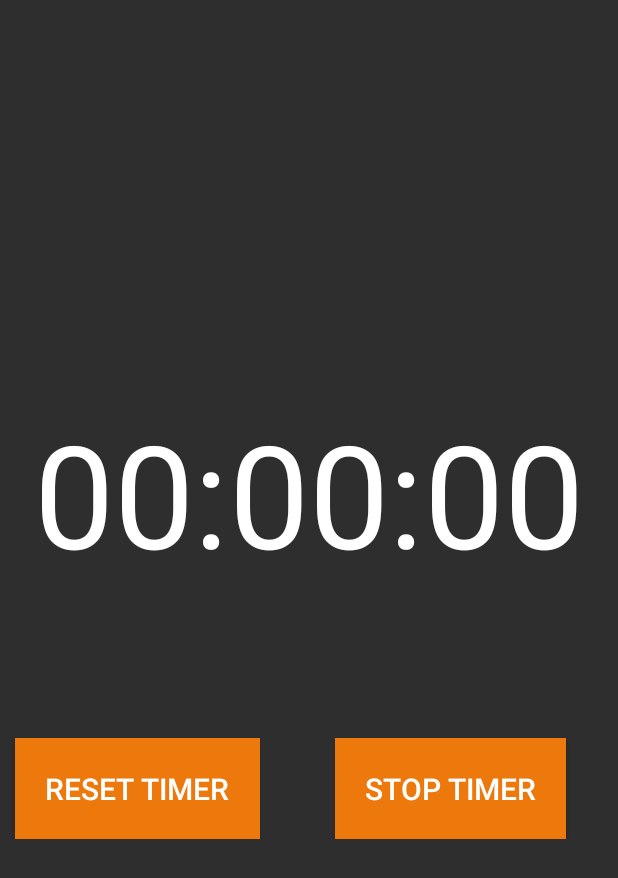
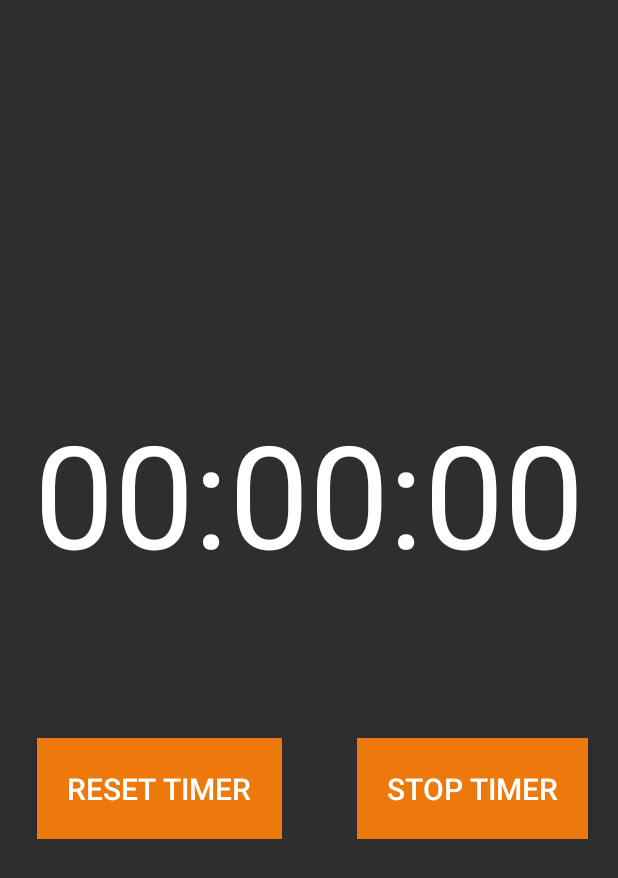
Before and after one commit to rapterjet2004/Timer, an Android app: the SecondActivity screen opened directly, with no data from a screen before it, on a phone screen of 412 x 824 dp. Shown: the top 878 px of the screen. Run offline under Robolectric (Android 15) with nearby library versions, the phone set to English and light mode, and no system bars.

Commit message:
updated layouts, fixed orientation bug

```diff
--- a/app/src/main/java/com/example/timer/SecondActivity.java
+++ b/app/src/main/java/com/example/timer/SecondActivity.java
@@ -1,6 +1,7 @@
 package com.example.timer;
 
 import android.content.Intent;
+import android.content.res.Configuration;
 import android.os.Bundle;
 import android.os.CountDownTimer;
 import android.util.Log;
@@ -14,7 +15,7 @@ public class SecondActivity extends AppCompatActivity {
     private final String TAG = "SecondActivity.java";
     private int hours, minutes, seconds;
     private boolean isPaused, isPressed;
-    private long timeRemaining; // I have the time remaining when the countdowntimer was canceled.
+    private long timeRemaining; // I have the time remaining when the count down timer was canceled.
     private CountDownTimer mTimer;
     private TextView timer;
     private Button resetBtn, stopBtn;
@@ -25,6 +26,7 @@ public class SecondActivity extends AppCompatActivity {
         super.onCreate(savedInstanceState);
         setContentView(R.layout.activity_second);
         start();
+
     }
 
     private void gatherDataFromIntent()
--- a/app/src/main/res/layout-land/activity_second.xml
+++ /dev/null
@@ -1,71 +0,0 @@
-<?xml version="1.0" encoding="utf-8"?>
-<ScrollView xmlns:android="http://schemas.android.com/apk/res/android"
-    android:layout_width="match_parent"
-    android:layout_height="match_parent"
-    android:background="@color/darkergray"
-    >
-    <LinearLayout
-        android:layout_width="match_parent"
-        android:layout_height="match_parent"
-        android:orientation="vertical"
-        >
-
-        <RelativeLayout
-            android:layout_width="wrap_content"
-            android:layout_height="wrap_content"
-            android:layout_gravity="center_horizontal"
-            >
-
-            <TextView
-                android:id="@+id/timer"
-                android:layout_width="wrap_content"
-                android:layout_height="wrap_content"
-                android:layout_marginTop="10dp"
-                android:text="00:01:30"
-                android:textSize="100sp"
-                android:textColor="@color/white"
-                />
-
-
-        </RelativeLayout>
-        <RelativeLayout
-            android:layout_width="wrap_content"
-            android:layout_height="wrap_content"
-            android:layout_gravity="center_horizontal"
-            >
-
-            <Button
-                android:id="@+id/resetButton"
-                android:layout_width="wrap_content"
-                android:layout_height="wrap_content"
-                android:layout_marginTop="100dp"
-                android:layout_marginLeft="10dp"
-                android:padding="20dp"
-                android:text="Reset Timer"
-                android:textSize="20sp"
-                android:textColor="@color/white"
-                android:background="@color/orange"
-
-                />
-
-            <Button
-                android:id="@+id/stopButton"
-                android:layout_width="wrap_content"
-                android:layout_height="wrap_content"
-                android:layout_marginTop="100dp"
-                android:layout_marginLeft="50dp"
-                android:layout_marginRight="5dp"
-                android:layout_toRightOf="@+id/resetButton"
-                android:padding="20dp"
-                android:text="Stop Timer"
-                android:textSize="20sp"
-                android:textColor="@color/white"
-                android:background="@color/orange"
-                />
-
-
-        </RelativeLayout>
-
-
-    </LinearLayout>
-</ScrollView>
--- a/app/src/main/res/layout/activity_second.xml
+++ b/app/src/main/res/layout/activity_second.xml
@@ -20,7 +20,7 @@
                 android:id="@+id/timer"
                 android:layout_width="match_parent"
                 android:layout_height="wrap_content"
-                android:text="00:01:30"
+                android:text="00:02:30"
                 android:textSize="95sp"
                 android:textAlignment="center"
                 android:textColor="@color/white"
@@ -28,8 +28,9 @@
 
         </RelativeLayout>
         <RelativeLayout
-            android:layout_width="match_parent"
+            android:layout_width="wrap_content"
             android:layout_height="wrap_content"
+            android:layout_gravity="center_horizontal"
             >
 
             <Button
```
Also changed, not shown: app/src/main/res/layout-land/activity_main.xml (deleted, +0 -102 lines).
